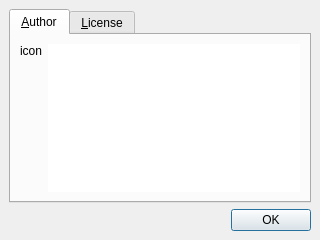
Before: the Qt Designer form plugins/ColorCode_plugin/about.ui in RetroShare/RetroShare, drawn with Qt 5.
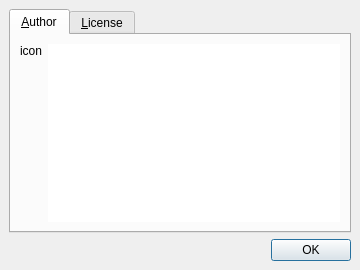
After: the same form once the commit is applied.

```diff
--- a/plugins/ColorCode_plugin/about.ui
+++ b/plugins/ColorCode_plugin/about.ui
@@ -9,8 +9,8 @@
    <rect>
     <x>0</x>
     <y>0</y>
-    <width>320</width>
-    <height>240</height>
+    <width>360</width>
+    <height>270</height>
    </rect>
   </property>
   <property name="windowTitle">
```
